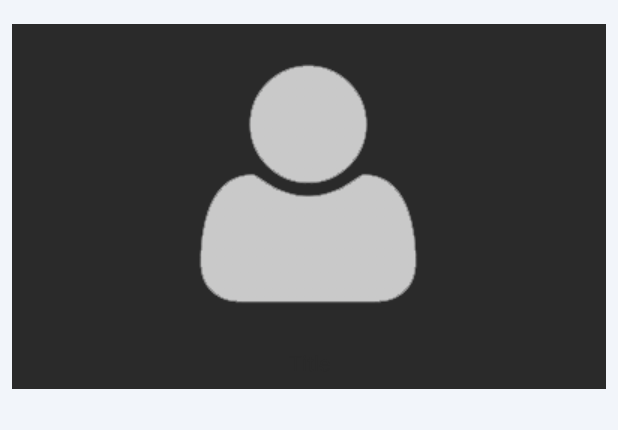
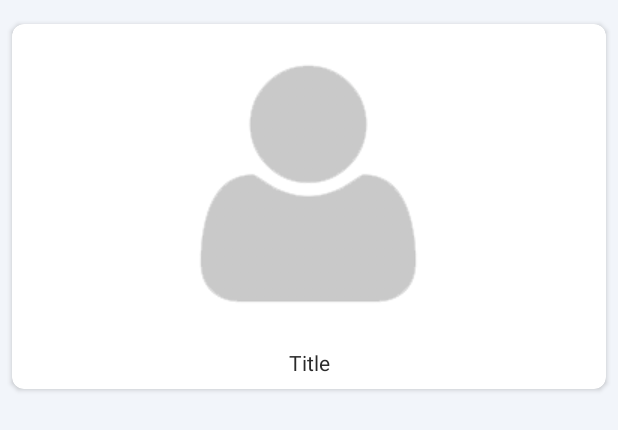
Before and after one commit to sazibislam/pin_board, an Android app: the layout list_item_pinboard.xml on its own in the app's theme, with its tools: preview values and no code run, on a phone screen of 412 x 824 dp. Shown: the top 430 px of the screen. Run offline under Robolectric (Android 15) with nearby library versions, the phone set to English and light mode, and no system bars.

Commit message:
ui fixed

```diff
--- a/app/src/main/java/com/sazib/pinboard/ui/pinboard/view/PinboardActivity.kt
+++ b/app/src/main/java/com/sazib/pinboard/ui/pinboard/view/PinboardActivity.kt
@@ -9,11 +9,11 @@ import androidx.core.widget.NestedScrollView
 import androidx.recyclerview.widget.DefaultItemAnimator
 import androidx.recyclerview.widget.GridLayoutManager
 import com.sazib.pinboard.R
+import com.sazib.pinboard.data.network.response.PinboardResponse
 import com.sazib.pinboard.ui.base.view.DaggerActivity
 import com.sazib.pinboard.ui.pinboard.interactor.PinboardMVPInteractor
 import com.sazib.pinboard.ui.pinboard.presenter.PinboardMVPPresenter
 import com.sazib.pinboard.ui.pinboard.view.adapter.PinboardAdapter
-import com.sazib.pinboard.ui.pinboard.view.model.DataModel
 import kotlinx.android.synthetic.main.activity_pinboard.faBtn
 import kotlinx.android.synthetic.main.activity_pinboard.listPinboard
 import kotlinx.android.synthetic.main.activity_pinboard.nestedScrollView
@@ -76,9 +76,9 @@ class PinboardActivity : DaggerActivity(), PinboardMVPView, PinboardAdapter.Call
     super.onDestroy()
   }
 
-  override fun setupData(data: List<DataModel>) = adapter.addDataToList(data)
+  override fun setupData(data: List<PinboardResponse>) = adapter.addDataToList(data)
 
-  override fun onClick(data: DataModel) {
+  override fun onClick(data: PinboardResponse) {
 
   }
 }
--- a/app/src/main/java/com/sazib/pinboard/ui/pinboard/view/PinboardMVPView.kt
+++ b/app/src/main/java/com/sazib/pinboard/ui/pinboard/view/PinboardMVPView.kt
@@ -1,12 +1,12 @@
 package com.sazib.pinboard.ui.pinboard.view
 
+import com.sazib.pinboard.data.network.response.PinboardResponse
 import com.sazib.pinboard.ui.base.view.MVPView
-import com.sazib.pinboard.ui.pinboard.view.model.DataModel
 
 interface PinboardMVPView : MVPView {
 
   fun initView()
 
-  fun setupData(data: List<DataModel>)
+  fun setupData(data: List<PinboardResponse>)
 
 }
--- a/app/src/main/res/layout/list_item_pinboard.xml
+++ b/app/src/main/res/layout/list_item_pinboard.xml
@@ -1,6 +1,5 @@
 <?xml version="1.0" encoding="utf-8"?>
-<androidx.constraintlayout.widget.ConstraintLayout
-    xmlns:android="http://schemas.android.com/apk/res/android"
+<androidx.cardview.widget.CardView xmlns:android="http://schemas.android.com/apk/res/android"
     xmlns:app="http://schemas.android.com/apk/res-auto"
     xmlns:tools="http://schemas.android.com/tools"
     android:layout_width="match_parent"
@@ -8,8 +7,15 @@
     android:layout_marginEnd="8dp"
     android:layout_marginStart="8dp"
     android:layout_marginTop="16dp"
-    android:background="@color/black_effective"
+    android:clickable="true"
+    android:focusable="true"
+    app:cardCornerRadius="8dp"
     tools:showIn="@layout/activity_pinboard"
+    >
+
+  <androidx.constraintlayout.widget.ConstraintLayout
+      android:layout_width="match_parent"
+      android:layout_height="match_parent"
       >
 
     <androidx.appcompat.widget.AppCompatImageView
@@ -47,3 +53,5 @@
         />
 
   </androidx.constraintlayout.widget.ConstraintLayout>
+
+</androidx.cardview.widget.CardView>
```
Also changed, not shown: app/src/main/java/com/sazib/pinboard/ui/pinboard/presenter/PinboardPresenter.kt (+5 -4 lines), app/src/main/java/com/sazib/pinboard/ui/pinboard/view/adapter/PinboardAdapter.kt (+16 -6 lines). Lines whose indentation alone changed are shown as unchanged.
